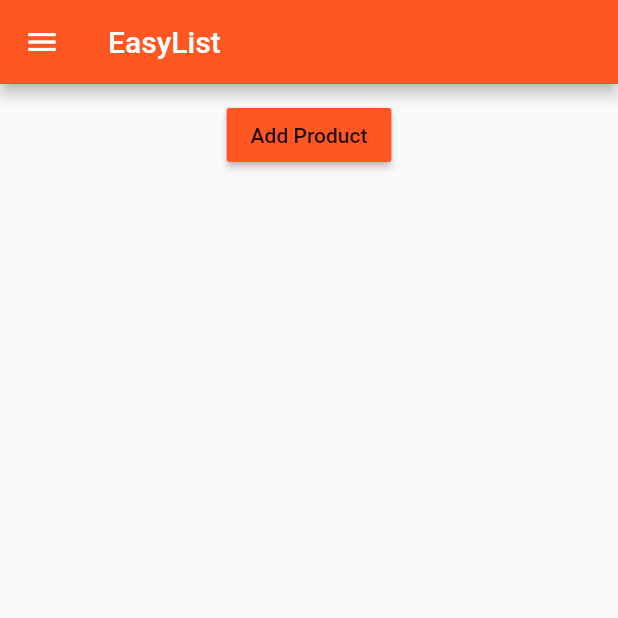
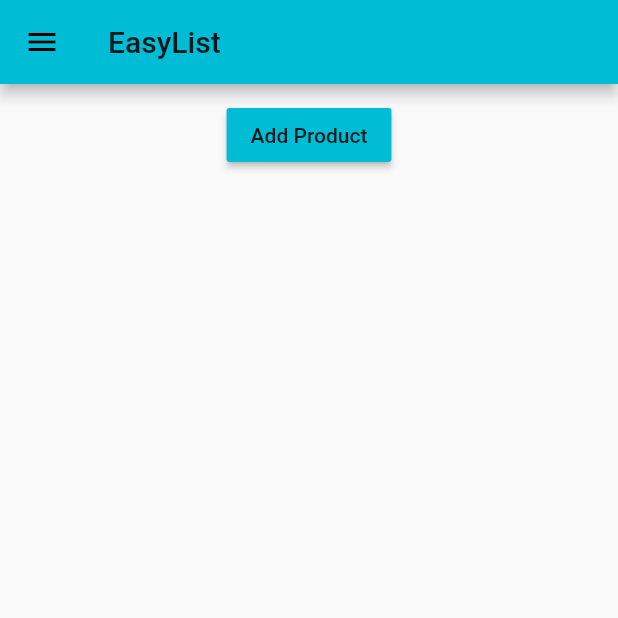
Before and after one commit to huangjun0124/flutter_learn, a Flutter app: the screen it shows after launch, on a phone screen of 412 x 824 dp, the top half of it. Run offline on Flutter 3.47's test engine with Material 2 defaults, Android fonts, the phone set to English and light mode, and no system bars.

Commit message:
Initial 'product_manager' to be runable

```diff
--- a/product_manager/lib/main.dart
+++ b/product_manager/lib/main.dart
@@ -16,10 +16,10 @@ class MyApp extends StatelessWidget {
     return MaterialApp(
       // debugShowMaterialGrid: true,
       theme: ThemeData(
-          brightness: Brightness.light,
-          primarySwatch: Colors.deepOrange,
-          accentColor: Colors.deepPurple),
-      // home: AuthPage(),
+          //brightness: Brightness.light,
+          primarySwatch: Colors.cyan,
+          accentColor: Colors.lightBlue),
+      //home: AuthPage(), 下面 route 配置了 “/”  这里就不能在配置 home 了
       routes: {
         '/': (BuildContext context) => ProductsPage(),
         '/admin': (BuildContext context) => ProductsAdminPage(),
--- a/product_manager/lib/pages/product.dart
+++ b/product_manager/lib/pages/product.dart
@@ -31,7 +31,7 @@ class ProductPage extends StatelessWidget {
             Container(
               padding: EdgeInsets.all(10.0),
               child: RaisedButton(
-                color: Theme.of(context).accentColor,
+                textColor: Colors.deepPurpleAccent,
                 child: Text('DELETE'),
                 onPressed: () => Navigator.pop(context, true),
               ),
--- a/product_manager/lib/products.dart
+++ b/product_manager/lib/products.dart
@@ -20,6 +20,7 @@ class Products extends StatelessWidget {
             alignment: MainAxisAlignment.center,
             children: <Widget>[
               FlatButton(
+                textColor: Colors.indigoAccent,
                 child: Text('Details'),
                 onPressed: () => Navigator
                         .push<bool>(
```
Also changed, not shown: product_manager/pubspec.yaml (+20 -5 lines), product_manager/assets/food.jpg, 56 other files.
